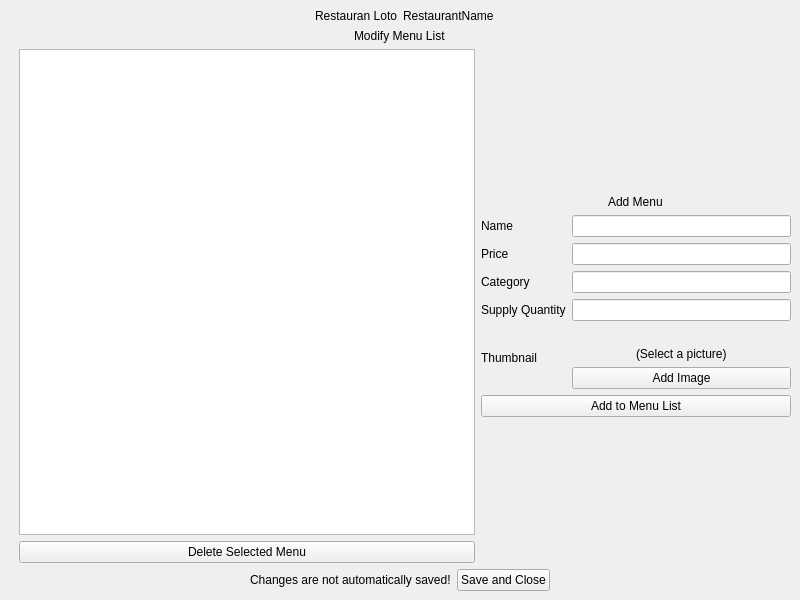
PeteCastle/PEx5, file productswindow.ui: the form before one commit.
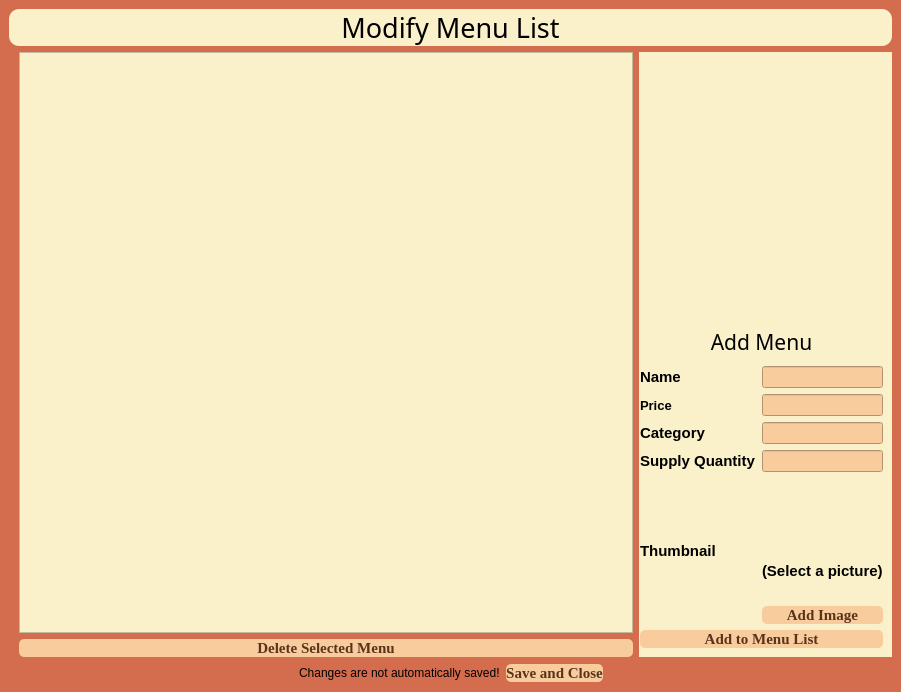
The form after the commit. Icons and pictures are not drawn.

Patch:
```diff
--- a/productswindow.ui
+++ b/productswindow.ui
@@ -6,52 +6,70 @@
    <rect>
     <x>0</x>
     <y>0</y>
-    <width>800</width>
-    <height>600</height>
+    <width>901</width>
+    <height>692</height>
    </rect>
   </property>
   <property name="windowTitle">
-   <string>MainWindow</string>
+   <string>Add New Product</string>
+  </property>
+  <property name="styleSheet">
+   <string notr="true">background-color: rgb(212, 108, 78);</string>
   </property>
   <widget class="QWidget" name="centralwidget">
    <layout class="QVBoxLayout" name="verticalLayout_2">
     <item>
-     <layout class="QHBoxLayout" name="horizontalLayout">
-      <item alignment="Qt::AlignRight">
-       <widget class="QLabel" name="RestaurantLogo">
-        <property name="text">
-         <string>Restauran Loto</string>
-        </property>
-       </widget>
+     <layout class="QHBoxLayout" name="horizontalLayout"/>
       </item>
       <item>
-       <widget class="QLabel" name="RestaurantName">
-        <property name="text">
-         <string>RestaurantName</string>
-        </property>
-       </widget>
-      </item>
-     </layout>
-    </item>
-    <item alignment="Qt::AlignHCenter">
      <widget class="QLabel" name="HeaderLabel">
+      <property name="font">
+       <font>
+        <family>Amsterdam Traveling</family>
+        <pointsize>20</pointsize>
+       </font>
+      </property>
+      <property name="styleSheet">
+       <string notr="true">color: rgb(0, 0, 0);
+background-color: rgb(250, 240, 202);
+border-radius: 10px
+</string>
+      </property>
       <property name="text">
-       <string>Modify Menu List</string>
+       <string>&lt;html&gt;&lt;head/&gt;&lt;body&gt;&lt;p align=&quot;center&quot;&gt;Modify Menu List&lt;/p&gt;&lt;/body&gt;&lt;/html&gt;</string>
       </property>
      </widget>
     </item>
     <item>
-     <layout class="QHBoxLayout" name="horizontalLayout_2" stretch="60,40">
+     <layout class="QHBoxLayout" name="horizontalLayout_2" stretch="60,0">
       <item>
        <layout class="QVBoxLayout" name="verticalLayout_3">
         <property name="leftMargin">
          <number>10</number>
         </property>
         <item>
-         <widget class="QTreeView" name="productsList"/>
+         <widget class="QTreeView" name="productsList">
+          <property name="styleSheet">
+           <string notr="true">
+background-color: rgb(250, 240, 202);</string>
+          </property>
+         </widget>
         </item>
         <item>
          <widget class="QPushButton" name="pushButton">
+          <property name="font">
+           <font>
+            <family>Georgia</family>
+            <pointsize>11</pointsize>
+            <bold>true</bold>
+           </font>
+          </property>
+          <property name="styleSheet">
+           <string notr="true">
+background-color: rgb(249, 204, 158);
+color: rgb(89, 52, 27);
+border-radius: 5px;</string>
+          </property>
           <property name="text">
            <string>Delete Selected Menu</string>
           </property>
@@ -60,43 +78,126 @@
        </layout>
       </item>
       <item>
+       <widget class="QWidget" name="" native="true">
+        <property name="styleSheet">
+         <string notr="true">background-color: rgb(250, 240, 202);</string>
+        </property>
        <layout class="QVBoxLayout" name="verticalLayout">
         <property name="leftMargin">
-         <number>0</number>
+          <number>1</number>
         </property>
         <item>
-         <spacer name="verticalSpacer">
-          <property name="orientation">
-           <enum>Qt::Vertical</enum>
-          </property>
-          <property name="sizeHint" stdset="0">
+          <widget class="QLabel" name="RestaurantLogo">
+           <property name="maximumSize">
            <size>
-            <width>20</width>
-            <height>40</height>
-           </size>
-          </property>
-         </spacer>
-        </item>
-        <item alignment="Qt::AlignHCenter">
+             <width>300</width>
+             <height>300</height>
+            </size>
+           </property>
+           <property name="layoutDirection">
+            <enum>Qt::LeftToRight</enum>
+           </property>
+           <property name="styleSheet">
+            <string notr="true">image: url(:/logo/pictures/logo 4.png);</string>
+           </property>
+           <property name="frameShape">
+            <enum>QFrame::NoFrame</enum>
+           </property>
+           <property name="text">
+            <string/>
+           </property>
+           <property name="alignment">
+            <set>Qt::AlignCenter</set>
+           </property>
+           <property name="margin">
+            <number>6</number>
+           </property>
+           <property name="indent">
+            <number>-6</number>
+           </property>
+          </widget>
+         </item>
+         <item>
          <widget class="QLabel" name="AddMenuLabel">
+           <property name="maximumSize">
+            <size>
+             <width>16777215</width>
+             <height>35</height>
+            </size>
+           </property>
+           <property name="font">
+            <font>
+             <family>Amsterdam Traveling</family>
+             <pointsize>16</pointsize>
+            </font>
+           </property>
+           <property name="styleSheet">
+            <string notr="true">color: rgb(0, 0, 0);
+background-color: rgb(250, 240, 202);
+border-radius: 10px
+</string>
+           </property>
           <property name="text">
-           <string>Add Menu</string>
+            <string>&lt;html&gt;&lt;head/&gt;&lt;body&gt;&lt;p align=&quot;center&quot;&gt;Add Menu&lt;/p&gt;&lt;/body&gt;&lt;/html&gt;</string>
           </property>
          </widget>
         </item>
         <item>
          <layout class="QGridLayout" name="gridLayout">
+           <item row="1" column="0">
+            <widget class="QLabel" name="MenuPriceLabel">
+             <property name="font">
+              <font>
+               <pointsize>10</pointsize>
+               <bold>true</bold>
+              </font>
+             </property>
+             <property name="styleSheet">
+              <string notr="true">color: rgb(0, 0, 0);
+background-color: rgb(250, 240, 202);</string>
+             </property>
+             <property name="text">
+              <string>Price</string>
+             </property>
+            </widget>
+           </item>
+           <item row="4" column="0">
+            <widget class="QLabel" name="MenuThumbnailLabel">
+             <property name="font">
+              <font>
+               <pointsize>11</pointsize>
+               <bold>true</bold>
+              </font>
+             </property>
+             <property name="styleSheet">
+              <string notr="true">color: rgb(0, 0, 0);
+background-color: rgb(250, 240, 202);</string>
+             </property>
+             <property name="text">
+              <string>Thumbnail</string>
+             </property>
+            </widget>
+           </item>
           <item row="4" column="1">
            <layout class="QVBoxLayout" name="verticalLayout_4">
-            <item alignment="Qt::AlignHCenter">
+             <item>
              <widget class="QLabel" name="MenuPicture">
               <property name="text">
                <string/>
               </property>
              </widget>
             </item>
-            <item alignment="Qt::AlignHCenter">
+             <item>
              <widget class="QLabel" name="MenuFilePath">
+               <property name="font">
+                <font>
+                 <pointsize>11</pointsize>
+                 <bold>true</bold>
+                </font>
+               </property>
+               <property name="styleSheet">
+                <string notr="true">color: rgb(0, 0, 0);</string>
+               </property>
               <property name="text">
                <string>(Select a picture)</string>
               </property>
@@ -104,6 +205,19 @@
             </item>
             <item>
              <widget class="QPushButton" name="AddImageButton">
+               <property name="font">
+                <font>
+                 <family>Georgia</family>
+                 <pointsize>11</pointsize>
+                 <bold>true</bold>
+                </font>
+               </property>
+               <property name="styleSheet">
+                <string notr="true">
+background-color: rgb(249, 204, 158);
+color: rgb(89, 52, 27);
+border-radius: 5px;</string>
+               </property>
               <property name="text">
                <string>Add Image</string>
               </property>
@@ -111,50 +225,87 @@
             </item>
            </layout>
           </item>
-          <item row="4" column="0">
-           <widget class="QLabel" name="MenuThumbnailLabel">
+           <item row="3" column="0">
+            <widget class="QLabel" name="MenuSupplyQuantityLabel">
+             <property name="font">
+              <font>
+               <pointsize>11</pointsize>
+               <bold>true</bold>
+              </font>
+             </property>
+             <property name="styleSheet">
+              <string notr="true">color: rgb(0, 0, 0);
+background-color: rgb(250, 240, 202);</string>
+             </property>
             <property name="text">
-             <string>Thumbnail</string>
+              <string>Supply Quantity</string>
             </property>
            </widget>
           </item>
-          <item row="1" column="1">
-           <widget class="QLineEdit" name="MenuPriceLineEdit"/>
-          </item>
           <item row="2" column="0">
            <widget class="QLabel" name="MenuCategoryLabel">
+             <property name="font">
+              <font>
+               <pointsize>11</pointsize>
+               <bold>true</bold>
+              </font>
+             </property>
+             <property name="styleSheet">
+              <string notr="true">color: rgb(0, 0, 0);
+background-color: rgb(250, 240, 202);</string>
+             </property>
             <property name="text">
              <string>Category</string>
             </property>
            </widget>
           </item>
-          <item row="1" column="0">
-           <widget class="QLabel" name="MenuPriceLabel">
-            <property name="text">
-             <string>Price</string>
-            </property>
-           </widget>
-          </item>
-          <item row="0" column="0">
-           <widget class="QLabel" name="MenuNameLabel">
-            <property name="text">
-             <string>Name</string>
-            </property>
-           </widget>
-          </item>
           <item row="2" column="1">
-           <widget class="QLineEdit" name="MenuCategoryLineEdit"/>
+            <widget class="QLineEdit" name="MenuCategoryLineEdit">
+             <property name="styleSheet">
+              <string notr="true">color: rgb(0, 0, 0);
+background-color: rgb(249, 204, 158);</string>
+             </property>
+            </widget>
+           </item>
+           <item row="1" column="1">
+            <widget class="QLineEdit" name="MenuPriceLineEdit">
+             <property name="styleSheet">
+              <string notr="true">color: rgb(0, 0, 0);
+background-color: rgb(249, 204, 158);</string>
+             </property>
+            </widget>
           </item>
           <item row="3" column="1">
-           <widget class="QLineEdit" name="MenuSupplyQuantityLineEdit"/>
+            <widget class="QLineEdit" name="MenuSupplyQuantityLineEdit">
+             <property name="styleSheet">
+              <string notr="true">color: rgb(0, 0, 0);
+background-color: rgb(249, 204, 158);</string>
+             </property>
+            </widget>
           </item>
           <item row="0" column="1">
-           <widget class="QLineEdit" name="MenuNameLineEdit"/>
-          </item>
-          <item row="3" column="0">
-           <widget class="QLabel" name="MenuSupplyQuantityLabel">
+            <widget class="QLineEdit" name="MenuNameLineEdit">
+             <property name="styleSheet">
+              <string notr="true">color: rgb(0, 0, 0);
+background-color: rgb(249, 204, 158);</string>
+             </property>
+            </widget>
+           </item>
+           <item row="0" column="0">
+            <widget class="QLabel" name="MenuNameLabel">
+             <property name="font">
+              <font>
+               <family>Segoe UI</family>
+               <pointsize>11</pointsize>
+               <bold>true</bold>
+              </font>
+             </property>
+             <property name="styleSheet">
+              <string notr="true">color: rgb(0, 0, 0);
+background-color: rgb(250, 240, 202);</string>
+             </property>
             <property name="text">
-             <string>Supply Quantity</string>
+              <string>Name</string>
             </property>
            </widget>
           </item>
@@ -162,25 +313,26 @@
         </item>
         <item>
          <widget class="QPushButton" name="AddMenuButton">
+           <property name="font">
+            <font>
+             <family>Georgia</family>
+             <pointsize>11</pointsize>
+             <bold>true</bold>
+            </font>
+           </property>
+           <property name="styleSheet">
+            <string notr="true">
+background-color: rgb(249, 204, 158);
+color: rgb(89, 52, 27);
+border-radius: 5px;</string>
+           </property>
           <property name="text">
            <string>Add to Menu List</string>
           </property>
          </widget>
         </item>
-        <item>
-         <spacer name="verticalSpacer_2">
-          <property name="orientation">
-           <enum>Qt::Vertical</enum>
-          </property>
-          <property name="sizeHint" stdset="0">
-           <size>
-            <width>20</width>
-            <height>40</height>
-           </size>
-          </property>
-         </spacer>
-        </item>
-       </layout>
+        </layout>
+       </widget>
       </item>
      </layout>
     </item>
@@ -201,6 +353,9 @@
       </item>
       <item>
        <widget class="QLabel" name="NoticeLabel">
+        <property name="styleSheet">
+         <string notr="true">color: rgb(0, 0, 0);</string>
+        </property>
         <property name="text">
          <string>Changes are not automatically saved!</string>
         </property>
@@ -208,6 +363,19 @@
       </item>
       <item>
        <widget class="QPushButton" name="SaveCloseButton">
+        <property name="font">
+         <font>
+          <family>Georgia</family>
+          <pointsize>11</pointsize>
+          <bold>true</bold>
+         </font>
+        </property>
+        <property name="styleSheet">
+         <string notr="true">
+background-color: rgb(249, 204, 158);
+color: rgb(89, 52, 27);
+border-radius: 5px;</string>
+        </property>
         <property name="text">
          <string>Save and Close</string>
         </property>
@@ -235,8 +403,8 @@
     <rect>
      <x>0</x>
      <y>0</y>
-     <width>800</width>
-     <height>21</height>
+     <width>901</width>
+     <height>25</height>
     </rect>
    </property>
   </widget>
```
Lines whose indentation alone changed are shown as unchanged.
